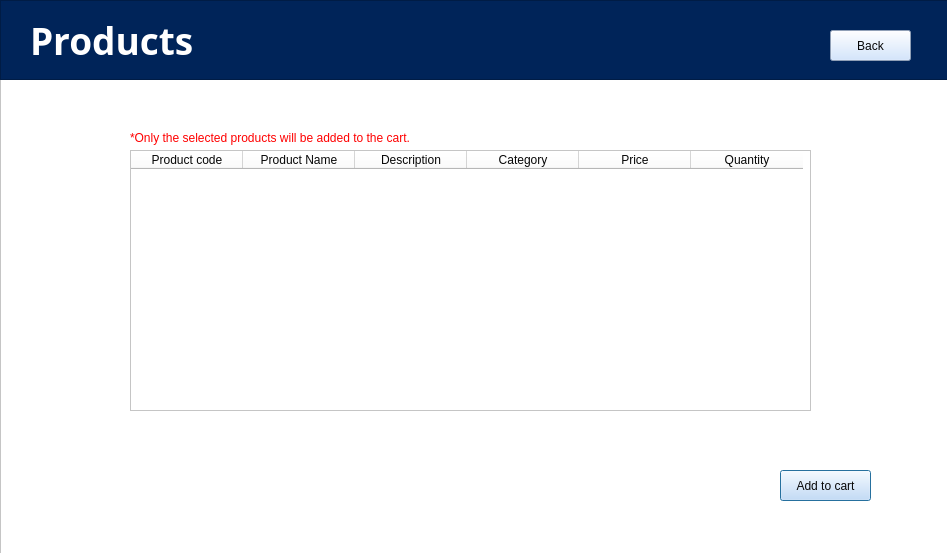
Before: the Qt Designer form ProductsScreen.ui in Usman-Rizwan04/Ecommerce-store-cpp, drawn with Qt 5.
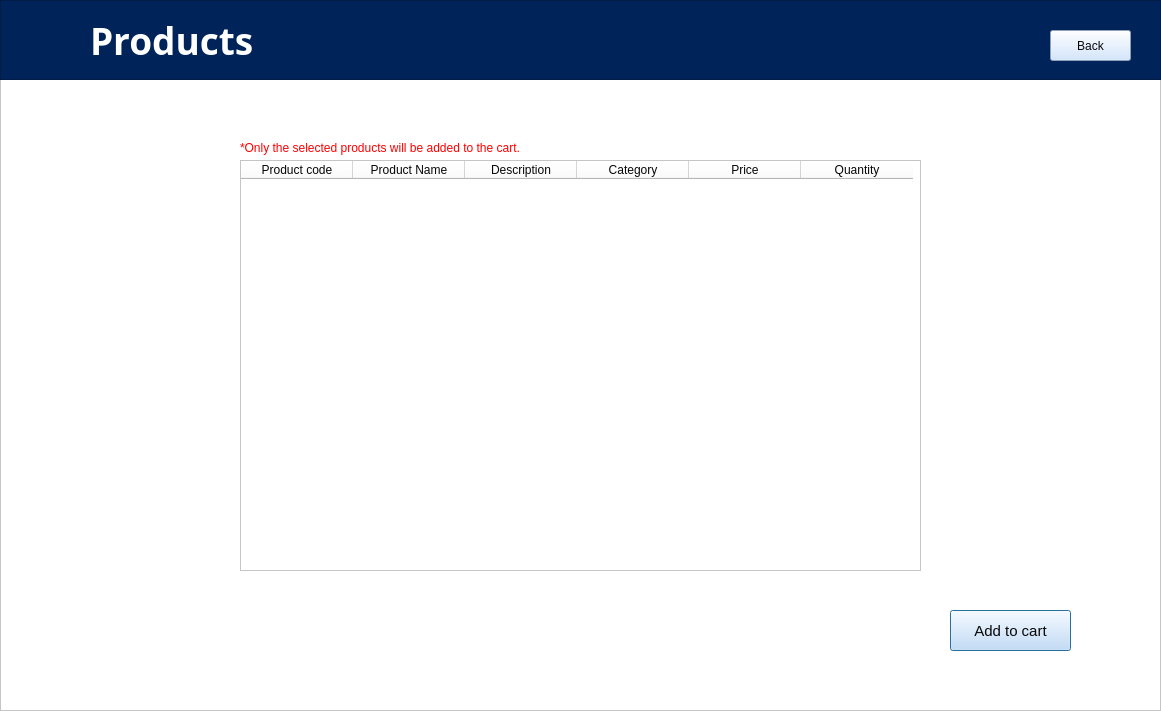
After: the same form once the commit is applied. Icons and pictures are not drawn.

```diff
--- a/ProductsScreen.ui
+++ b/ProductsScreen.ui
@@ -6,8 +6,8 @@
    <rect>
     <x>0</x>
     <y>0</y>
-    <width>947</width>
-    <height>553</height>
+    <width>1161</width>
+    <height>711</height>
    </rect>
   </property>
   <property name="windowTitle">
@@ -18,8 +18,8 @@
     <rect>
      <x>0</x>
      <y>0</y>
-     <width>951</width>
-     <height>561</height>
+     <width>1161</width>
+     <height>711</height>
     </rect>
    </property>
    <property name="styleSheet">
@@ -34,12 +34,18 @@
    <widget class="QPushButton" name="cartButton">
     <property name="geometry">
      <rect>
-      <x>780</x>
-      <y>470</y>
-      <width>91</width>
-      <height>31</height>
+      <x>950</x>
+      <y>610</y>
+      <width>121</width>
+      <height>41</height>
      </rect>
     </property>
+    <property name="font">
+     <font>
+      <pointsize>11</pointsize>
+      <bold>false</bold>
+     </font>
+    </property>
     <property name="styleSheet">
      <string notr="true">color: rgb(8, 8, 8);
 background-color: rgb(200, 223, 255);</string>
@@ -51,10 +57,10 @@
    <widget class="QTableWidget" name="productsTable">
     <property name="geometry">
      <rect>
-      <x>130</x>
-      <y>150</y>
+      <x>240</x>
+      <y>160</y>
       <width>681</width>
-      <height>261</height>
+      <height>411</height>
      </rect>
     </property>
     <property name="styleSheet">
@@ -112,8 +118,8 @@
    <widget class="QLabel" name="label">
     <property name="geometry">
      <rect>
-      <x>130</x>
-      <y>130</y>
+      <x>240</x>
+      <y>140</y>
       <width>281</width>
       <height>16</height>
      </rect>
@@ -135,7 +141,7 @@
      <rect>
       <x>0</x>
       <y>0</y>
-      <width>951</width>
+      <width>1161</width>
       <height>80</height>
      </rect>
     </property>
@@ -151,7 +157,7 @@
     <widget class="QLabel" name="label_2">
      <property name="geometry">
       <rect>
-       <x>30</x>
+       <x>90</x>
        <y>20</y>
        <width>171</width>
        <height>41</height>
@@ -174,7 +180,7 @@
     <widget class="QPushButton" name="backButton">
      <property name="geometry">
       <rect>
-       <x>830</x>
+       <x>1050</x>
        <y>30</y>
        <width>81</width>
        <height>31</height>
@@ -188,6 +194,25 @@
       <string>Back</string>
      </property>
     </widget>
+    <widget class="QLabel" name="label_3">
+     <property name="geometry">
+      <rect>
+       <x>20</x>
+       <y>10</y>
+       <width>51</width>
+       <height>61</height>
+      </rect>
+     </property>
+     <property name="text">
+      <string/>
+     </property>
+     <property name="pixmap">
+      <pixmap>C:/Users/CC/Downloads/pngfind.com-package-png-1312918.png</pixmap>
+     </property>
+     <property name="scaledContents">
+      <bool>true</bool>
+     </property>
+    </widget>
    </widget>
   </widget>
  </widget>
```
